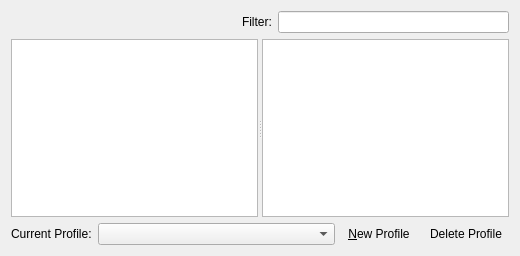
Old version of the form files/ui/datafilespage.ui in the repository OpenMW/openmw.
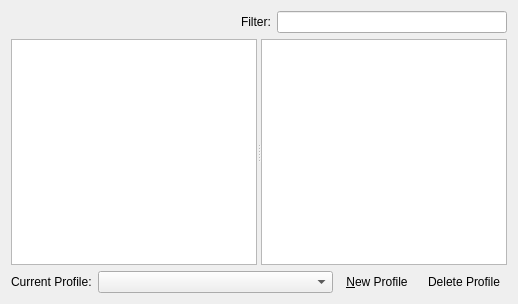
New version of the form. Icons and pictures are not drawn. Custom widgets are drawn as their Qt base class.

The edit to the form file:
```diff
--- a/files/ui/datafilespage.ui
+++ b/files/ui/datafilespage.ui
@@ -6,8 +6,8 @@
    <rect>
     <x>0</x>
     <y>0</y>
-    <width>520</width>
-    <height>256</height>
+    <width>518</width>
+    <height>304</height>
    </rect>
   </property>
   <layout class="QVBoxLayout" name="verticalLayout">
```
Left out of the diff: 8 changed lines with no effect on the pictures.
